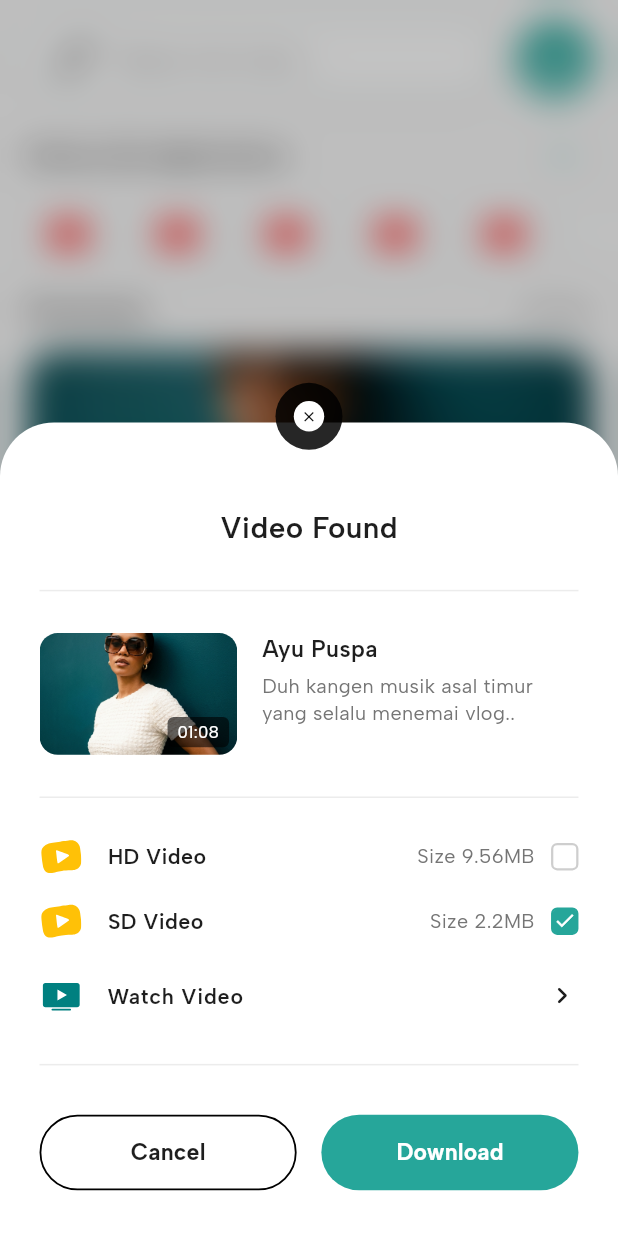
After one commit to jesseamos/social_downloader, a Flutter app: the DashboardScreen screen opened by its route, scrolled down 83 dp, after a tap on the "file download" icon, on a phone screen of 412 x 824 dp. The commit adds this screen. Run offline on Flutter 3.47's test engine with Material 3 defaults, Android fonts, the phone set to English and light mode, and no system bars; our stand-ins replace flutter_screenutil, flutter_svg, go_router, google_fonts.

Commit message:
completed working on the preview modal when trying to download

```diff
--- a/lib/core/icons/vectors_icons.dart
+++ b/lib/core/icons/vectors_icons.dart
@@ -21,3 +21,6 @@ String trashIcon = '''
 String videoPlayIcon = '''
 <svg xmlns="http://www.w3.org/2000/svg" width="24" height="24" viewBox="0 0 24 24"><rect width="24" height="24" fill="none"/><path fill="#000" d="m23.99 13.543l-.007-.288c-.015-1.122-.645-6.495-.999-7.457c-.41-1.111-.974-1.945-1.675-2.48c-1.143-.873-2.115-1.063-3.313-1.087h-.03c-.51 0-3.848.415-6.642.801c-2.797.387-6.303.915-7.14 1.227c-1.153.432-2.07.997-2.796 1.728C.05 7.332-.113 8.731.054 10.553c.13 1.412.875 6.975 1.302 8.248c.574 1.717 1.694 2.75 3.154 2.909c.36.039.704.059 1.045.059c1.28 0 2.295-.278 3.47-.598c1.848-.505 4.147-1.13 8.893-1.13h.14c1.162 0 4.008-.263 5.303-2.687c.693-1.297.652-2.87.629-3.811m-7.719-1.67l-.105.066q-.411.278-.819.563l-4.298 2.975c-.27.21-.748.521-1.016.521a.24.24 0 0 1-.107-.024c-.226-.12-.303-.94-.356-1.34l-.011-.087c-.065-.478-.594-5.035-.654-5.535c-.017-.142-.105-.663.055-.781c.05-.037.12-.05.2-.05c.195 0 .442.083.549.118c.845.272 5.083 1.774 6.4 2.448q.057.03.122.057c.188.08.446.192.452.51c.004.304-.225.446-.412.56z"/></svg>
 ''';
+String videoTVIcon = '''
+<svg xmlns="http://www.w3.org/2000/svg" width="24" height="24" viewBox="0 0 24 24"><rect width="24" height="24" fill="none"/><path fill="teal" d="M2.5 4.5h19c.84 0 1.5.65 1.5 1.5v11.5c0 .85-.66 1.5-1.5 1.5h-19c-.85 0-1.5-.65-1.5-1.5V6c0-.85.65-1.5 1.5-1.5m7.21 4V15l5.71-3.3zM17.25 21H6.65c-.3 0-.5-.2-.5-.5s.2-.5.5-.5h10.7c.3 0 .5.2.5.5s-.3.5-.6.5"/></svg>
+''';
--- a/lib/features/dashboard/presentation/screens/dashboard_screen.dart
+++ b/lib/features/dashboard/presentation/screens/dashboard_screen.dart
@@ -6,6 +6,7 @@ import 'package:social_downloader/core/config/colors_constant.dart';
 import 'package:social_downloader/core/icons/vectors_icons.dart';
 import 'package:social_downloader/core/widgets/svg_icon.dart';
 import 'package:social_downloader/features/dashboard/presentation/widget/custom_header.dart';
+import 'package:social_downloader/features/dashboard/presentation/widget/download_bottom_modal.dart';
 import 'package:social_downloader/features/dashboard/presentation/widget/sidebar.dart';
 
 class DashboardScreen extends StatefulWidget {
@@ -55,6 +56,34 @@ class _DashboardScreenState extends State<DashboardScreen>
     } else {
       _animationController.forward();
     }
+  }
+
+  void _showDownloadModal() {
+    showModalBottomSheet(
+      context: context,
+      backgroundColor: Colors.transparent,
+      isScrollControlled: true,
+      barrierColor: Colors.black.withOpacity(0.15),
+      builder: (context) {
+        return Stack(
+          children: [
+            // 🔥 Fullscreen blur
+            Positioned.fill(
+              child: BackdropFilter(
+                filter: ImageFilter.blur(sigmaX: 12, sigmaY: 12),
+                child: Container(color: Colors.black.withOpacity(0.1)),
+              ),
+            ),
+
+            // ⬇️ Bottom-anchored modal
+            Align(
+              alignment: Alignment.bottomCenter,
+              child: const DownloadBottomModal(),
+            ),
+          ],
+        );
+      },
+    );
   }
 
   @override
@@ -120,7 +149,9 @@ class _DashboardScreenState extends State<DashboardScreen>
                         ),
                       ),
                       SizedBox(width: 15.w),
-                      Container(
+                      GestureDetector(
+                        onTap: _showDownloadModal,
+                        child: Container(
                           height: 48.h,
                           width: 48.h,
                           decoration: BoxDecoration(
@@ -138,6 +169,7 @@ class _DashboardScreenState extends State<DashboardScreen>
                             Icons.file_download_outlined,
                             color: Colors.white,
                             size: 28.sp,
+                          ),
                         ),
                       ),
                     ],
--- /dev/null
+++ b/lib/features/dashboard/presentation/widget/download_bottom_modal.dart
@@ -0,0 +1,316 @@
+import 'package:flutter/material.dart';
+import 'package:flutter_screenutil/flutter_screenutil.dart';
+import 'package:go_router/go_router.dart';
+import 'package:google_fonts/google_fonts.dart';
+import 'package:social_downloader/core/config/colors_constant.dart';
+import 'package:social_downloader/core/icons/vectors_icons.dart';
+import 'package:social_downloader/core/widgets/svg_icon.dart';
+
+class DownloadBottomModal extends StatefulWidget {
+  const DownloadBottomModal({super.key});
+
+  @override
+  State<DownloadBottomModal> createState() => _DownloadBottomModalState();
+}
+
+class _DownloadBottomModalState extends State<DownloadBottomModal> {
+  int _selectedOption = 1; // 0 for HD, 1 for SD (as per image default)
+
+  @override
+  Widget build(BuildContext context) {
+    return Container(
+      width: double.infinity,
+      decoration: const BoxDecoration(
+        color: Colors.white,
+        borderRadius: BorderRadius.vertical(top: Radius.circular(36)),
+      ),
+      child: Stack(
+        alignment: Alignment.topCenter,
+        clipBehavior: Clip.none,
+        children: [
+          // Close Button
+          Positioned(
+            top: -26.h,
+            child: GestureDetector(
+              onTap: () {
+                context.pop();
+              },
+              child: Container(
+                width: 44.h,
+                height: 44.h,
+                decoration: BoxDecoration(
+                  color: Colors.black.withOpacity(0.85),
+                  shape: BoxShape.circle,
+                ),
+                child: Container(
+                  margin: EdgeInsets.all(12.h),
+                  decoration: BoxDecoration(
+                    color: Colors.white,
+                    shape: BoxShape.circle,
+                  ),
+                  child: Icon(Icons.close, color: Colors.black, size: 10.sp),
+                ),
+              ),
+            ),
+          ),
+
+          // Modal Content
+          Container(
+            margin: EdgeInsets.only(top: 25.h),
+            padding: EdgeInsets.symmetric(horizontal: 24.w, vertical: 20.h),
+            decoration: BoxDecoration(
+              color: Colors.white,
+              borderRadius: BorderRadius.vertical(top: Radius.circular(40.r)),
+            ),
+            child: Column(
+              mainAxisSize: MainAxisSize.min,
+              children: [
+                SizedBox(height: 10.h),
+                Text(
+                  "Video Found",
+                  style: GoogleFonts.albertSans(
+                    fontSize: 18.sp,
+                    fontWeight: FontWeight.w600,
+                    color: ColorsConstant.primaryBlackText,
+                  ),
+                ),
+                SizedBox(height: 20.h),
+                Divider(color: Colors.grey.withOpacity(0.2)),
+                SizedBox(height: 20.h),
+
+                // Video Info
+                Row(
+                  crossAxisAlignment: CrossAxisAlignment.start,
+                  children: [
+                    Stack(
+                      children: [
+                        ClipRRect(
+                          borderRadius: BorderRadius.circular(12.r),
+                          child: Image.asset(
+                            "assets/images/sample_download_1.png",
+                            width: 120.w,
+                            height: 80.h,
+                            fit: BoxFit.cover,
+                          ),
+                        ),
+                        Positioned(
+                          bottom: 5.h,
+                          right: 5.w,
+                          child: Container(
+                            padding: EdgeInsets.symmetric(
+                              horizontal: 6.w,
+                              vertical: 2.h,
+                            ),
+                            decoration: BoxDecoration(
+                              color: Colors.black.withOpacity(0.6),
+                              borderRadius: BorderRadius.circular(4.r),
+                            ),
+                            child: Text(
+                              "01:08",
+                              style: TextStyle(
+                                color: Colors.white,
+                                fontSize: 10.sp,
+                              ),
+                            ),
+                          ),
+                        ),
+                      ],
+                    ),
+                    SizedBox(width: 15.w),
+                    Expanded(
+                      child: Column(
+                        crossAxisAlignment: CrossAxisAlignment.start,
+                        children: [
+                          Text(
+                            "Ayu Puspa",
+                            style: GoogleFonts.albertSans(
+                              fontSize: 14.sp,
+                              fontWeight: FontWeight.w600,
+                              color: ColorsConstant.primaryBlackText,
+                            ),
+                          ),
+                          SizedBox(height: 4.h),
+                          Text(
+                            "Duh kangen musik asal timur yang selalu menemai vlog..",
+                            style: GoogleFonts.albertSans(
+                              fontSize: 12.sp,
+                              color: ColorsConstant.primaryGreyText,
+                              height: 1.4,
+                            ),
+                            maxLines: 2,
+                            overflow: TextOverflow.ellipsis,
+                          ),
+                        ],
+                      ),
+                    ),
+                  ],
+                ),
+
+                SizedBox(height: 20.h),
+                Divider(color: Colors.grey.withOpacity(0.2)),
+                SizedBox(height: 10.h),
+
+                // HD Video Option
+                _buildDownloadOption(
+                  index: 0,
+                  title: "HD Video",
+                  size: "9.56MB",
+                  icon: Icons.video_library_rounded,
+                  iconColor: Colors.amber,
+                ),
+
+                // SD Video Option
+                _buildDownloadOption(
+                  index: 1,
+                  title: "SD Video",
+                  size: "2.2MB",
+                  icon: Icons.video_library_rounded,
+                  iconColor: Colors.amber,
+                ),
+
+                // Watch Video Option
+                ListTile(
+                  contentPadding: EdgeInsets.zero,
+                  leading: SvgIcon(svgPath: videoTVIcon, size: 24.sp),
+                  title: Text(
+                    "Watch Video",
+                    style: GoogleFonts.albertSans(
+                      fontSize: 13.sp,
+                      fontWeight: FontWeight.w600,
+                      color: ColorsConstant.primaryBlackText,
+                    ),
+                  ),
+                  trailing: Icon(
+                    Icons.chevron_right_rounded,
+                    color: ColorsConstant.primaryBlackText,
+                    size: 20.sp,
+                  ),
+                  onTap: () {},
+                ),
+
+                SizedBox(height: 10.h),
+                Divider(color: Colors.grey.withOpacity(0.2)),
+                SizedBox(height: 25.h),
+
+                // Actions
+                Row(
+                  children: [
+                    Expanded(
+                      child: OutlinedButton(
+                        onPressed: () => Navigator.pop(context),
+                        style: OutlinedButton.styleFrom(
+                          padding: EdgeInsets.symmetric(vertical: 14.h),
+                          side: BorderSide(color: Colors.black, width: 1.2),
+                          shape: RoundedRectangleBorder(
+                            borderRadius: BorderRadius.circular(30.r),
+                          ),
+                        ),
+                        child: Text(
+                          "Cancel",
+                          style: GoogleFonts.albertSans(
+                            fontSize: 14.sp,
+                            fontWeight: FontWeight.bold,
+                            color: ColorsConstant.primaryBlackText,
+                          ),
+                        ),
+                      ),
+                    ),
+                    SizedBox(width: 15.w),
+                    Expanded(
+                      child: ElevatedButton(
+                        onPressed: () {},
+                        style: ElevatedButton.styleFrom(
+                          backgroundColor: ColorsConstant.teal,
+                          padding: EdgeInsets.symmetric(vertical: 14.h),
+                          elevation: 0,
+                          shape: RoundedRectangleBorder(
+                            borderRadius: BorderRadius.circular(30.r),
+                          ),
+                        ),
+                        child: Text(
+                          "Download",
+                          style: GoogleFonts.albertSans(
+                            fontSize: 14.sp,
+                            fontWeight: FontWeight.bold,
+                            color: Colors.white,
+                          ),
+                        ),
+                      ),
+                    ),
+                  ],
+                ),
+                SizedBox(height: 10.h),
+              ],
+            ),
+          ),
+        ],
+      ),
+    );
+  }
+
+  Widget _buildDownloadOption({
+    required int index,
+    required String title,
+    required String size,
+    required IconData icon,
+    required Color iconColor,
+  }) {
+    bool isSelected = _selectedOption == index;
+
+    return InkWell(
+      onTap: () {
+        setState(() {
+          _selectedOption = index;
+        });
+      },
+      child: Padding(
+        padding: EdgeInsets.symmetric(vertical: 8.h),
+        child: Row(
+          children: [
+            SvgIcon(
+              svgPath: videoPlayIcon,
+              size: 24.sp,
+              color: ColorsConstant.yellow,
+            ),
+            SizedBox(width: 15.w),
+            Expanded(
+              child: Text(
+                title,
+                style: GoogleFonts.albertSans(
+                  fontSize: 13.sp,
+                  fontWeight: FontWeight.w600,
+                  color: ColorsConstant.primaryBlackText,
+                ),
+              ),
+            ),
+            Text(
+              "Size $size",
+              style: GoogleFonts.albertSans(
+                fontSize: 12.sp,
+                color: ColorsConstant.primaryGreyText,
+              ),
+            ),
+            SizedBox(width: 10.w),
+            Container(
+              width: 18.h,
+              height: 18.h,
+              decoration: BoxDecoration(
+                borderRadius: BorderRadius.circular(4.r),
+                border: Border.all(
+                  color: isSelected
+                      ? ColorsConstant.teal
+                      : Colors.grey.withOpacity(0.5),
+                  width: 1.5,
+                ),
+                color: isSelected ? ColorsConstant.teal : Colors.transparent,
+              ),
+              child: isSelected
+                  ? Icon(Icons.check, color: Colors.white, size: 14.sp)
+                  : null,
+            ),
+          ],
+        ),
+      ),
+    );
+  }
+}
```
Lines whose indentation alone changed are shown as unchanged.
